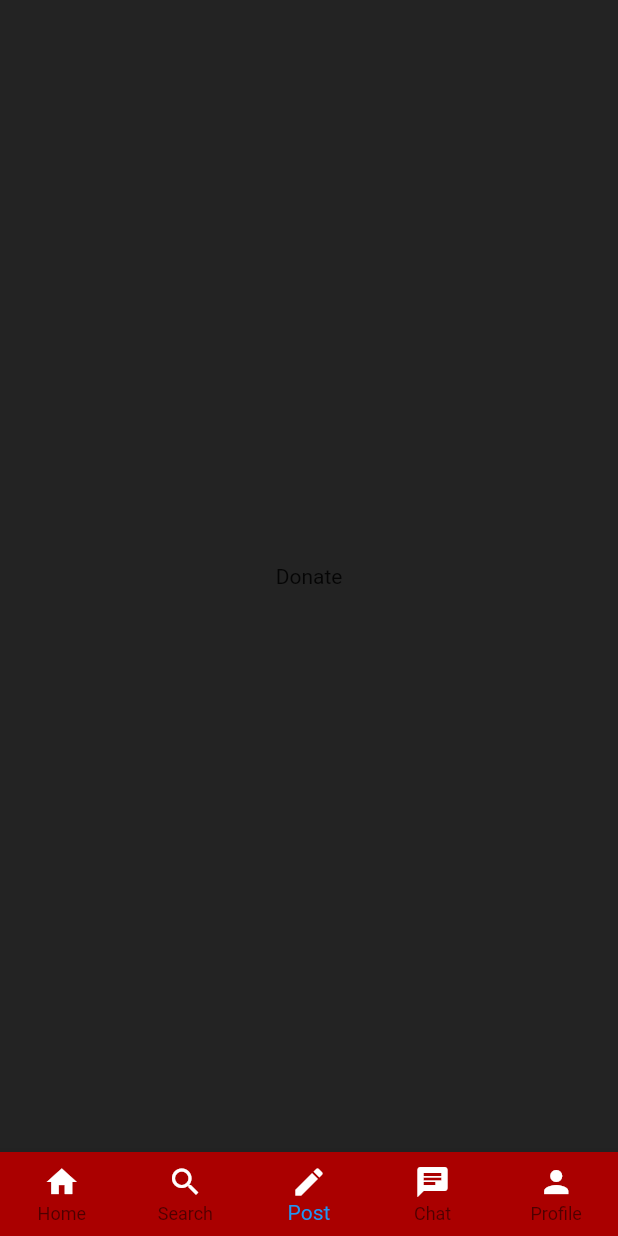
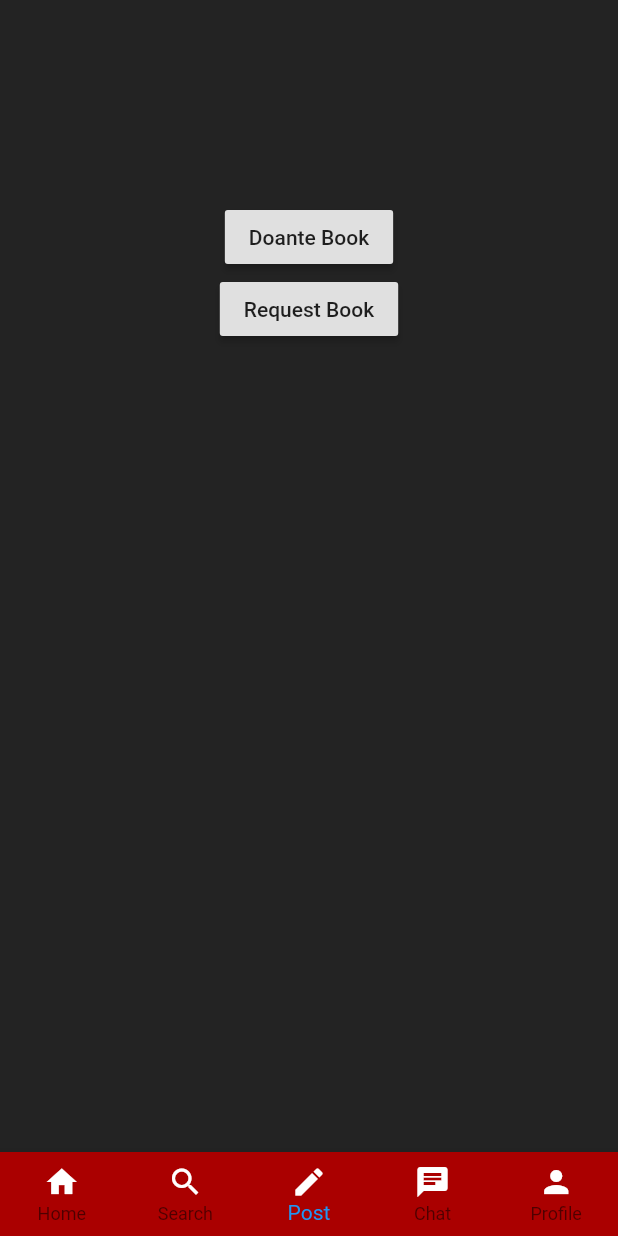
Before and after one commit to AshutoshJani/book_sharing_app, a Flutter app: the HomeScreen screen opened directly, item 3 of the bottom bar chosen, on a phone screen of 412 x 824 dp. Run offline on Flutter 3.47's test engine with Material 2 defaults, Android fonts, the phone set to English and light mode, and no system bars; our stand-ins replace firebase_database; accounts and stored records are empty.

Commit message:
Static bottom navigation bar and minor ui changes

```diff
--- a/lib/pages/chat/chat.dart
+++ b/lib/pages/chat/chat.dart
@@ -5,7 +5,8 @@ class Chat extends StatelessWidget {
   Widget build(BuildContext context) {
     return Container(
       child: Center(
-        child: Text("Chat"),
+        child: Text("Chat",
+          style: TextStyle(color: Colors.white, fontSize: 24),),
       ),
     );
   }
--- a/lib/pages/home_page/home_screen.dart
+++ b/lib/pages/home_page/home_screen.dart
@@ -1,7 +1,6 @@
 import 'package:flutter/material.dart';
 import 'package:book_sharing_app/pages/chat/chat.dart';
-import 'package:book_sharing_app/pages/post/donate.dart';
-import 'package:book_sharing_app/pages/post/request.dart';
+import 'package:book_sharing_app/pages/post/choose_post.dart';
 import 'package:book_sharing_app/pages/profile/user_profile.dart';
 import 'package:book_sharing_app/pages/search/search.dart';
 import 'package:book_sharing_app/pages/post_view/post_view_page.dart';
@@ -15,8 +14,7 @@ class _HomeScreenState extends State<HomeScreen> {
   var pages = [
     new PostViewPage(),
     new Search(),
-    new DonateBook(),
-    new RequestBook(),
+    new ChoosePost(),
     new Chat(),
     new UserProfile(),
   ];
@@ -74,12 +72,4 @@ class _HomeScreenState extends State<HomeScreen> {
     );
   }
 
-  Widget _buildBody() {
-    return TabBarView(
-      children: <Widget>[
-        Icon(Icons.radio, color: Colors.white),
-        Icon(Icons.camera, color: Colors.white)
-      ],
-    );
-  }
 }
--- /dev/null
+++ b/lib/pages/post/choose_post.dart
@@ -0,0 +1,39 @@
+import 'package:flutter/material.dart';
+import 'package:book_sharing_app/pages/post/donate.dart';
+import 'package:book_sharing_app/pages/post/request.dart';
+
+class ChoosePost extends StatelessWidget {
+  @override
+  Widget build(BuildContext context) {
+    return Center(
+      child: Container(
+        width: 500,
+        height: 500,
+        child: Column(
+          children: <Widget>[
+            Center(
+              child: RaisedButton(
+                child: Text("Doante Book"),
+                onPressed: (){
+                  Navigator.of(context).push(
+                    MaterialPageRoute(builder: (context) => DonateBook())
+                  );
+                },
+              ),
+            ),
+            Center(
+              child: RaisedButton(
+                child: Text("Request Book"),
+                onPressed: (){
+                  Navigator.of(context).push(
+                      MaterialPageRoute(builder: (context) => RequestBook())
+                  );
+                },
+              ),
+            ),
+          ],
+        ),
+      ),
+    );
+  }
+}
--- a/lib/pages/profile/user_profile.dart
+++ b/lib/pages/profile/user_profile.dart
@@ -5,7 +5,8 @@ class UserProfile extends StatelessWidget {
   Widget build(BuildContext context) {
     return Container(
       child: Center(
-        child: Text("User Profile"),
+        child: Text("User Profile",
+          style: TextStyle(color: Colors.white, fontSize: 24),),
       ),
     );
   }
--- a/lib/pages/search/search.dart
+++ b/lib/pages/search/search.dart
@@ -5,7 +5,8 @@ class Search extends StatelessWidget {
   Widget build(BuildContext context) {
     return Container(
       child: Center(
-        child: Text("Search"),
+        child: Text("Search",
+        style: TextStyle(color: Colors.white, fontSize: 24),),
       ),
     );
   }
--- a/pubspec.yaml
+++ b/pubspec.yaml
@@ -23,6 +23,8 @@ dependencies:
   # The following adds the Cupertino Icons font to your application.
   # Use with the CupertinoIcons class for iOS style icons.
   cupertino_icons: ^0.1.2
+  firebase_database: ^3.1.1
+  firebase_core: ^0.4.4
 
 dev_dependencies:
   flutter_test:
```
Also changed, not shown: lib/pages/post/donate.dart (+118 -3 lines), lib/pages/post/request.dart (+7 -3 lines), lib/pages/post_view/post_view_page.dart (+10 -0 lines), pubspec.lock.
